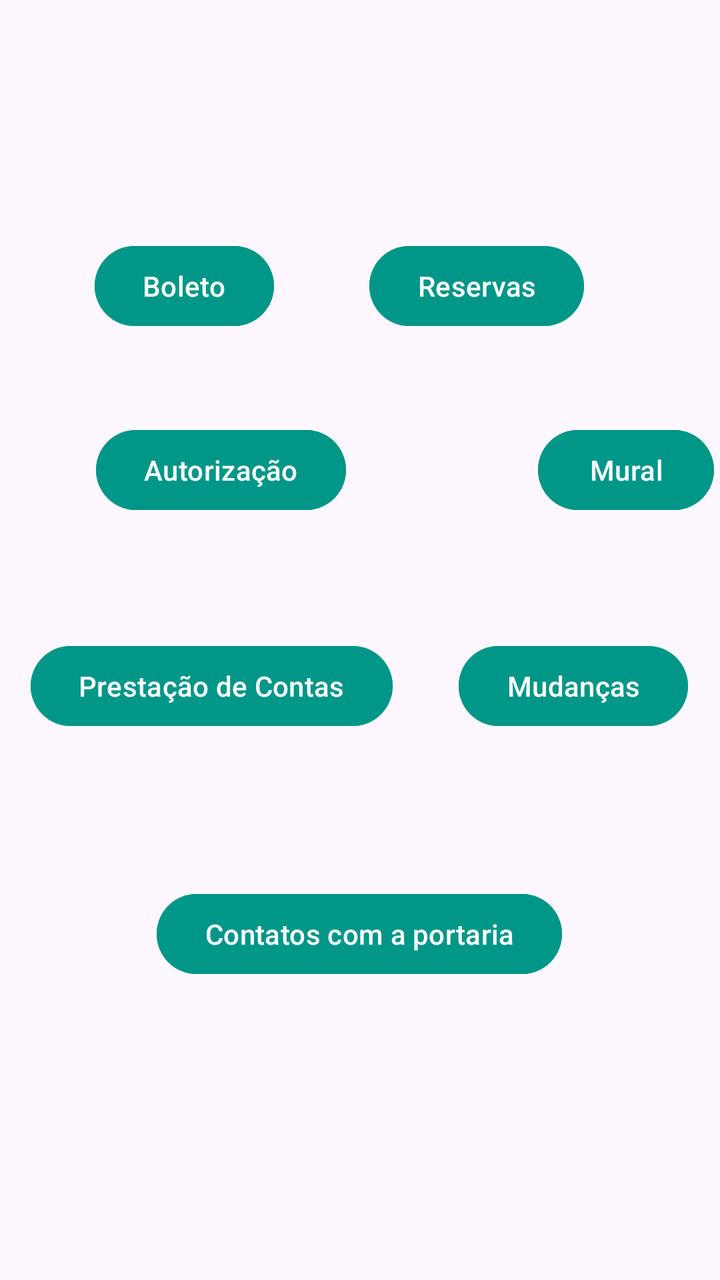
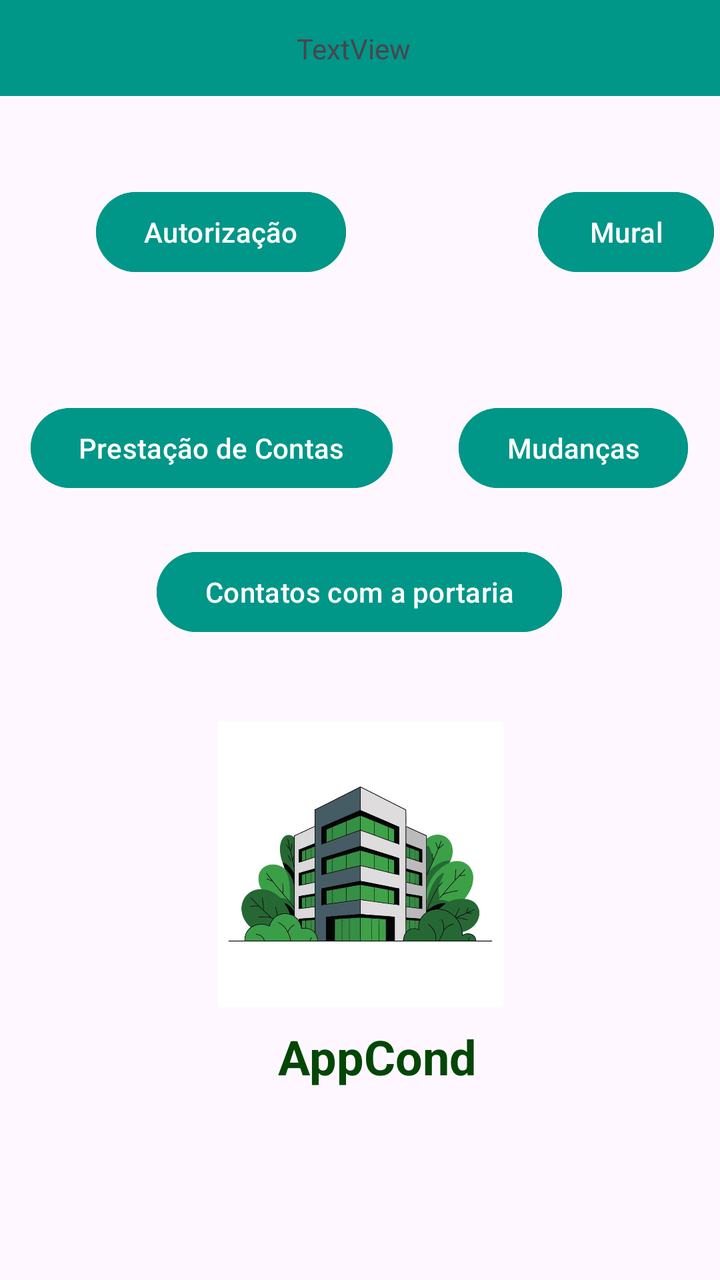

Screens rendered from an Android XML layout before and after an edit, with the pre-edit source and the edit as a unified diff.
<!-- AndroidManifest.xml: application theme Theme.AppCondominio -->
<!-- res/layout/activity_painel.xml -->
<?xml version="1.0" encoding="utf-8"?>
<androidx.constraintlayout.widget.ConstraintLayout xmlns:android="http://schemas.android.com/apk/res/android"
    xmlns:app="http://schemas.android.com/apk/res-auto"
    xmlns:tools="http://schemas.android.com/tools"
    android:id="@+id/main"
    android:layout_width="match_parent"
    android:layout_height="match_parent"
    tools:context=".PainelActivity">

    <TextView
        android:id="@+id/textViewTitulo"
        android:layout_width="wrap_content"
        android:layout_height="wrap_content"
        android:layout_marginTop="52dp"
        app:layout_constraintEnd_toEndOf="parent"
        app:layout_constraintHorizontal_bias="0.498"
        app:layout_constraintStart_toStartOf="parent"
        app:layout_constraintTop_toTopOf="parent" />

    <Button
        android:id="@+id/buttonboleto"
        android:layout_width="wrap_content"
        android:layout_height="wrap_content"
        android:layout_marginStart="40dp"
        android:layout_marginTop="48dp"
        android:backgroundTint="#009688"
        android:text="Boleto"
        app:layout_constraintEnd_toStartOf="@+id/buttonReserva"
        app:layout_constraintHorizontal_bias="0.136"
        app:layout_constraintStart_toStartOf="parent"
        app:layout_constraintTop_toBottomOf="@+id/textViewTitulo" />

    <Button
        android:id="@+id/buttonReserva"
        android:layout_width="wrap_content"
        android:layout_height="wrap_content"
        android:layout_marginEnd="68dp"
        android:backgroundTint="#009688"
        android:text="Reservas"
        app:layout_constraintBottom_toBottomOf="@+id/buttonboleto"
        app:layout_constraintEnd_toEndOf="parent"
        app:layout_constraintTop_toTopOf="@+id/buttonboleto" />

    <Button
        android:id="@+id/buttonAutorizar"
        android:layout_width="wrap_content"
        android:layout_height="wrap_content"
        android:layout_marginStart="48dp"
        android:layout_marginTop="44dp"
        android:backgroundTint="#009688"
        android:text="Autorização"
        app:layout_constraintStart_toStartOf="parent"
        app:layout_constraintTop_toBottomOf="@+id/buttonboleto" />

    <Button
        android:id="@+id/buttonMural"
        android:layout_width="wrap_content"
        android:layout_height="wrap_content"
        android:layout_marginStart="96dp"
        android:backgroundTint="#009688"
        android:text="Mural"
        app:layout_constraintBottom_toBottomOf="@+id/buttonAutorizar"
        app:layout_constraintEnd_toEndOf="parent"
        app:layout_constraintHorizontal_bias="0.0"
        app:layout_constraintStart_toEndOf="@+id/buttonAutorizar"
        app:layout_constraintTop_toTopOf="@+id/buttonAutorizar"
        app:layout_constraintVertical_bias="0.0" />

    <Button
        android:id="@+id/buttonPrestar"
        android:layout_width="wrap_content"
        android:layout_height="wrap_content"
        android:layout_marginTop="60dp"
        android:text="Prestação de Contas"
        app:layout_constraintEnd_toStartOf="@+id/buttonMudar"
        app:layout_constraintHorizontal_bias="0.32"
        app:layout_constraintStart_toStartOf="parent"
        app:layout_constraintTop_toBottomOf="@+id/buttonAutorizar"
        android:backgroundTint="#009688" />

    <Button
        android:id="@+id/buttonMudar"
        android:layout_width="wrap_content"
        android:layout_height="wrap_content"
        android:layout_marginEnd="16dp"
        android:backgroundTint="#009688"
        android:text="Mudanças"
        app:layout_constraintBottom_toBottomOf="@+id/buttonPrestar"
        app:layout_constraintEnd_toEndOf="parent"
        app:layout_constraintTop_toTopOf="@+id/buttonPrestar" />

    <Button
        android:id="@+id/buttoncontatoportaria"
        android:layout_width="wrap_content"
        android:layout_height="wrap_content"
        android:layout_marginTop="76dp"
        android:backgroundTint="#009688"
        android:text="Contatos com a portaria"
        app:layout_constraintEnd_toEndOf="parent"
        app:layout_constraintHorizontal_bias="0.497"
        app:layout_constraintStart_toStartOf="parent"
        app:layout_constraintTop_toBottomOf="@+id/buttonMudar" />
</androidx.constraintlayout.widget.ConstraintLayout>
<!-- resources referenced by this layout -->
<resources>
  <style name="Theme.AppCondominio" parent="Base.Theme.AppCondominio" />
  <style name="Base.Theme.AppCondominio" parent="Theme.Material3.DayNight.NoActionBar">
          
          
      </style>
</resources>

<!-- the commit's change to res/layout/activity_painel.xml (unified diff, before → after) -->
@@ -8,38 +8,44 @@
     tools:context=".PainelActivity">
 
     <TextView
-        android:id="@+id/textViewTitulo"
+        android:id="@+id/textViewslogan3"
         android:layout_width="wrap_content"
         android:layout_height="wrap_content"
-        android:layout_marginTop="52dp"
+        android:layout_marginBottom="4dp"
+        android:text="AppCond"
+        android:textColor="#034706"
+        android:textSize="24sp"
+        android:textStyle="bold"
+        app:layout_constraintBottom_toBottomOf="parent"
         app:layout_constraintEnd_toEndOf="parent"
-        app:layout_constraintHorizontal_bias="0.498"
+        app:layout_constraintHorizontal_bias="0.533"
         app:layout_constraintStart_toStartOf="parent"
-        app:layout_constraintTop_toTopOf="parent" />
+        app:layout_constraintTop_toBottomOf="@+id/imageView9"
+        app:layout_constraintVertical_bias="0.0" />
 
     <Button
         android:id="@+id/buttonboleto"
         android:layout_width="wrap_content"
         android:layout_height="wrap_content"
         android:layout_marginStart="40dp"
-        android:layout_marginTop="48dp"
         android:backgroundTint="#009688"
         android:text="Boleto"
         app:layout_constraintEnd_toStartOf="@+id/buttonReserva"
         app:layout_constraintHorizontal_bias="0.136"
         app:layout_constraintStart_toStartOf="parent"
-        app:layout_constraintTop_toBottomOf="@+id/textViewTitulo" />
+        tools:layout_editor_absoluteY="120dp" />
 
     <Button
         android:id="@+id/buttonReserva"
         android:layout_width="wrap_content"
         android:layout_height="wrap_content"
-        android:layout_marginEnd="68dp"
+        android:layout_marginEnd="52dp"
         android:backgroundTint="#009688"
         android:text="Reservas"
-        app:layout_constraintBottom_toBottomOf="@+id/buttonboleto"
+        app:layout_constraintBottom_toTopOf="@+id/buttonMural"
         app:layout_constraintEnd_toEndOf="parent"
-        app:layout_constraintTop_toTopOf="@+id/buttonboleto" />
+        app:layout_constraintTop_toTopOf="@+id/buttonboleto"
+        app:layout_constraintVertical_bias="0.0" />
 
     <Button
         android:id="@+id/buttonAutorizar"
@@ -93,11 +99,46 @@
         android:id="@+id/buttoncontatoportaria"
         android:layout_width="wrap_content"
         android:layout_height="wrap_content"
-        android:layout_marginTop="76dp"
+        android:layout_marginTop="24dp"
         android:backgroundTint="#009688"
         android:text="Contatos com a portaria"
         app:layout_constraintEnd_toEndOf="parent"
         app:layout_constraintHorizontal_bias="0.497"
         app:layout_constraintStart_toStartOf="parent"
-        app:layout_constraintTop_toBottomOf="@+id/buttonMudar" />
+        app:layout_constraintTop_toBottomOf="@+id/buttonPrestar" />
+
+    <androidx.appcompat.widget.Toolbar
+        android:id="@+id/toolbarpainel"
+        android:layout_width="409dp"
+        android:layout_height="48dp"
+        android:background="?attr/colorPrimary"
+        android:backgroundTint="#009688"
+        android:minHeight="?attr/actionBarSize"
+        android:theme="?attr/actionBarTheme"
+        app:layout_constraintBottom_toTopOf="@+id/buttonReserva"
+        app:layout_constraintEnd_toEndOf="parent"
+        app:layout_constraintStart_toStartOf="parent"
+        app:layout_constraintTop_toTopOf="parent"
+        app:layout_constraintVertical_bias="0.0" />
+
+    <ImageView
+        android:id="@+id/imageView9"
+        android:layout_width="143dp"
+        android:layout_height="160dp"
+        android:layout_marginTop="32dp"
+        app:layout_constraintEnd_toEndOf="parent"
+        app:layout_constraintStart_toStartOf="parent"
+        app:layout_constraintTop_toBottomOf="@+id/buttoncontatoportaria"
+        app:srcCompat="@drawable/predioverde" />
+
+    <TextView
+        android:id="@+id/textViewuser"
+        android:layout_width="wrap_content"
+        android:layout_height="wrap_content"
+        android:text="TextView"
+        app:layout_constraintBottom_toTopOf="@+id/buttonReserva"
+        app:layout_constraintEnd_toEndOf="parent"
+        app:layout_constraintHorizontal_bias="0.49"
+        app:layout_constraintStart_toStartOf="parent"
+        app:layout_constraintTop_toBottomOf="@+id/toolbarpainel" />
 </androidx.constraintlayout.widget.ConstraintLayout>
<!-- resource entries referenced after the edit -->
@@ -1,5 +1,6 @@
 <!-- resources referenced by this layout -->
 <resources>
+  <!-- drawable predioverde: jpg bitmap (drawable, 42672 bytes) -->
   <style name="Theme.AppCondominio" parent="Base.Theme.AppCondominio" />
   <style name="Base.Theme.AppCondominio" parent="Theme.Material3.DayNight.NoActionBar">
           
